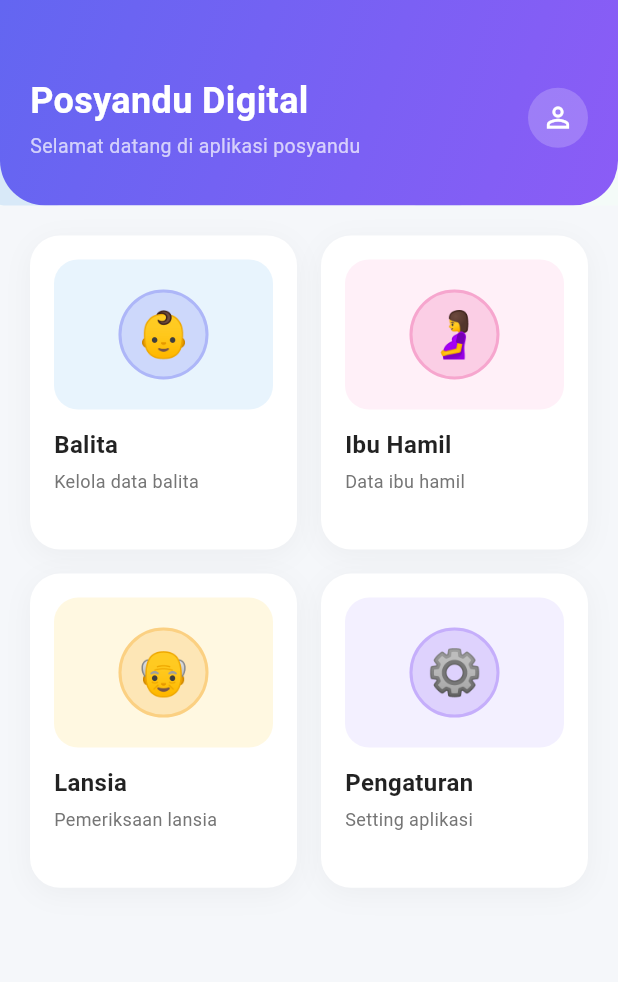
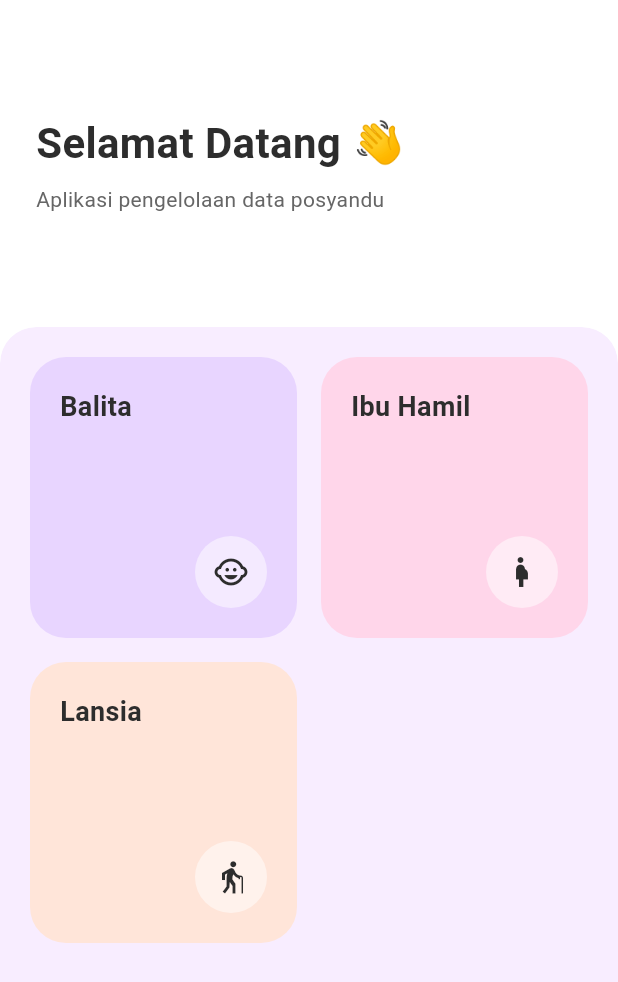
Before and after one commit to Laakdal/Posyandu-Flutter, a Flutter app: the screen it shows after launch, on a phone screen of 412 x 824 dp. Shown: the top 982 px of the screen. Run offline on Flutter 3.47's test engine with Material 3 defaults, Android fonts, the phone set to English and light mode, and no system bars; our stand-ins replace fl_chart.

Commit message:
feat: add initial application setup with dashboard and category navigation to Balita, Ibu Hamil, and Lansia pages.

```diff
--- a/lib/main.dart
+++ b/lib/main.dart
@@ -1,4 +1,5 @@
 import 'package:flutter/material.dart';
+import 'dart:ui';
 import 'balita.dart';
 import 'lansia.dart';
 import 'ibu_hamil.dart';
@@ -30,130 +31,77 @@ class DashboardPage extends StatelessWidget {
   @override
   Widget build(BuildContext context) {
     return Scaffold(
-      body: Column(
+      backgroundColor: const Color(0xFFFFFFFF),
+      body: SafeArea(
+        child: Column(
+          crossAxisAlignment: CrossAxisAlignment.start,
           children: [
-          // Header dengan gradient
-          Stack(
-            children: [
-              // Blue effect circles di belakang
-              Positioned(
-                top: -50,
-                right: -30,
-                child: Container(
-                  width: 150,
-                  height: 150,
-                  decoration: BoxDecoration(
-                    color: const Color(0xFF3B82F6).withOpacity(0.3),
-                    shape: BoxShape.circle,
-                  ),
-                ),
-              ),
-              Positioned(
-                top: 60,
-                right: 80,
-                child: Container(
-                  width: 80,
-                  height: 80,
-                  decoration: BoxDecoration(
-                    color: const Color(0xFF60A5FA).withOpacity(0.2),
-                    shape: BoxShape.circle,
-                  ),
-                ),
-              ),
-              Positioned(
-                top: 20,
-                left: -40,
-                child: Container(
-                  width: 120,
-                  height: 120,
-                  decoration: BoxDecoration(
-                    color: const Color(0xFF3B82F6).withOpacity(0.15),
-                    shape: BoxShape.circle,
-                  ),
-                ),
-              ),
-              // Main header container
-              Container(
-                padding: const EdgeInsets.fromLTRB(20, 50, 20, 30),
-                decoration: BoxDecoration(
-                  gradient: LinearGradient(
-                    colors: [
-                      const Color(0xFF6366F1),
-                      const Color(0xFF8B5CF6),
-                    ],
-                    begin: Alignment.topLeft,
-                    end: Alignment.bottomRight,
-                  ),
-                  borderRadius: const BorderRadius.only(
-                    bottomLeft: Radius.circular(30),
-                    bottomRight: Radius.circular(30),
-                  ),
-                ),
+            const SizedBox(height: 75),
+            const Padding(
+              padding: EdgeInsets.symmetric(horizontal: 24),
               child: Column(
                 crossAxisAlignment: CrossAxisAlignment.start,
                 children: [
                   Row(
-                      mainAxisAlignment: MainAxisAlignment.spaceBetween,
-                      children: [
-                        const Column(
-                          crossAxisAlignment: CrossAxisAlignment.start,
+                    mainAxisAlignment: MainAxisAlignment.start,
                     children: [
                       Text(
-                              'Posyandu Digital',
+                        'Selamat Datang',
                         style: TextStyle(
-                                fontSize: 24,
+                          fontSize: 28,
                           fontWeight: FontWeight.bold,
-                                color: Colors.white,
+                          color: Color(0xFF2D2D2D),
                         ),
                       ),
-                            SizedBox(height: 4),
+                      SizedBox(width: 8),
                       Text(
-                              'Selamat datang di aplikasi posyandu',
+                        '👋',
+                        style: TextStyle(fontSize: 28),
+                      ),
+                    ],
+                  ),
+                  SizedBox(height: 8),
+                  Text(
+                    'Aplikasi pengelolaan data posyandu',
                     style: TextStyle(
-                                fontSize: 13,
-                                color: Colors.white70,
+                      fontSize: 14,
+                      color: Color(0xFF666666),
                     ),
                   ),
                 ],
               ),
-                        Container(
-                          width: 40,
-                          height: 40,
+            ),
+            const SizedBox(height: 75),
+            // Grid cards with background container
+            Expanded(
+              child: ClipRRect(
+                borderRadius: const BorderRadius.only(
+                  topLeft: Radius.circular(24),
+                  topRight: Radius.circular(24),
+                ),
+                child: BackdropFilter(
+                  filter: ImageFilter.blur(sigmaX: 20, sigmaY: 20),
+                  child: Container(
+                    width: double.infinity,
+                    padding: const EdgeInsets.all(20),
                     decoration: BoxDecoration(
-                            color: Colors.white.withOpacity(0.2),
-                            shape: BoxShape.circle,
-                          ),
-                          child: const Icon(
-                            Icons.person_outline,
-                            color: Colors.white,
-                            size: 22,
+                      color: const Color(0xFFF5E6FF).withOpacity(0.7),
+                      borderRadius: const BorderRadius.only(
+                        topLeft: Radius.circular(24),
+                        topRight: Radius.circular(24),
                       ),
                     ),
-                      ],
-                    ),
-                  ],
-                ),
-              ),
-            ],
-          ),
-          // Content area
-          Expanded(
-            child: Container(
-              color: const Color(0xFFF5F7FA),
                     child: GridView.count(
-                padding: const EdgeInsets.all(20),
                   crossAxisCount: 2,
                   crossAxisSpacing: 16,
                   mainAxisSpacing: 16,
-                childAspectRatio: 0.85,
+                  childAspectRatio: 0.95,
                   children: [
-                  _buildModernCard(
+                    _buildCategoryCard(
                       context,
                       title: 'Balita',
-                    subtitle: 'Kelola data balita',
-                    icon: '👶',
-                    bgColor: const Color(0xFFE8F4FD),
-                    iconBg: const Color(0xFF6366F1),
+                      bgColor: const Color(0xFFE8D5FF),
+                      icon: Icons.child_care_outlined,
                       onTap: () {
                         Navigator.push(
                           context,
@@ -163,13 +111,11 @@ class DashboardPage extends StatelessWidget {
                         );
                       },
                     ),
-                  _buildModernCard(
+                    _buildCategoryCard(
                       context,
                       title: 'Ibu Hamil',
-                    subtitle: 'Data ibu hamil',
-                    icon: '🤰',
-                    bgColor: const Color(0xFFFFF0F8),
-                    iconBg: const Color(0xFFEC4899),
+                      bgColor: const Color(0xFFFFD6EA),
+                      icon: Icons.pregnant_woman_outlined,
                       onTap: () {
                         Navigator.push(
                           context,
@@ -179,13 +125,11 @@ class DashboardPage extends StatelessWidget {
                         );
                       },
                     ),
-                  _buildModernCard(
+                    _buildCategoryCard(
                       context,
                       title: 'Lansia',
-                    subtitle: 'Pemeriksaan lansia',
-                    icon: '👴',
-                    bgColor: const Color(0xFFFFF8E1),
-                    iconBg: const Color(0xFFF59E0B),
+                      bgColor: const Color(0xFFFFE5D9),
+                      icon: Icons.elderly_outlined,
                       onTap: () {
                         Navigator.push(
                           context,
@@ -195,107 +139,63 @@ class DashboardPage extends StatelessWidget {
                         );
                       },
                     ),
-                  _buildModernCard(
-                    context,
-                    title: 'Pengaturan',
-                    subtitle: 'Setting aplikasi',
-                    icon: '⚙️',
-                    bgColor: const Color(0xFFF3F0FF),
-                    iconBg: const Color(0xFF8B5CF6),
-                    onTap: () {
-                      // Navigate to settings
-                    },
+                  ],
                 ),
-                ],
+                  ),
                 ),
               ),
             ),
           ],
         ),
+      ),
     );
   }
 
-  Widget _buildModernCard(
+  Widget _buildCategoryCard(
     BuildContext context, {
     required String title,
-    required String subtitle,
-    required String icon,
     required Color bgColor,
-    required Color iconBg,
+    required IconData icon,
     required VoidCallback onTap,
   }) {
-    return Container(
+    return GestureDetector(
+      onTap: onTap,
+      child: Container(
         decoration: BoxDecoration(
-        color: Colors.white,
-        borderRadius: BorderRadius.circular(20),
-        boxShadow: [
-          BoxShadow(
-            color: Colors.black.withOpacity(0.04),
-            blurRadius: 15,
-            offset: const Offset(0, 4),
+          color: bgColor,
+          borderRadius: BorderRadius.circular(24),
         ),
-        ],
-      ),
-      child: Material(
-        color: Colors.transparent,
-        child: InkWell(
-          onTap: onTap,
-          borderRadius: BorderRadius.circular(20),
         child: Padding(
-            padding: const EdgeInsets.all(16.0),
+          padding: const EdgeInsets.all(20.0),
           child: Column(
             crossAxisAlignment: CrossAxisAlignment.start,
             children: [
-                // Icon container dengan background
-                Container(
-                  width: double.infinity,
-                  height: 100,
-                  decoration: BoxDecoration(
-                    color: bgColor,
-                    borderRadius: BorderRadius.circular(16),
-                  ),
-                  child: Center(
-                    child: Container(
-                      width: 60,
-                      height: 60,
-                      decoration: BoxDecoration(
-                        color: iconBg.withOpacity(0.2),
-                        shape: BoxShape.circle,
-                        border: Border.all(
-                          color: iconBg.withOpacity(0.3),
-                          width: 2,
+              Text(
+                title,
+                style: const TextStyle(
+                  fontSize: 18,
+                  fontWeight: FontWeight.w600,
+                  color: Color(0xFF2D2D2D),
                 ),
               ),
-                      child: Center(
-                        child: Text(
+              const Spacer(),
+              Align(
+                alignment: Alignment.bottomRight,
+                child: Container(
+                  width: 48,
+                  height: 48,
+                  decoration: BoxDecoration(
+                    color: Colors.white.withOpacity(0.5),
+                    shape: BoxShape.circle,
+                  ),
+                  child: Icon(
                     icon,
-                          style: const TextStyle(fontSize: 30),
+                    color: const Color(0xFF2D2D2D),
+                    size: 24,
                   ),
                 ),
               ),
-                  ),
-                ),
-                const SizedBox(height: 12),
-                Text(
-                  title,
-                  style: const TextStyle(
-                    fontSize: 16,
-                    fontWeight: FontWeight.bold,
-                    color: Colors.black87,
-                  ),
-                ),
-                const SizedBox(height: 4),
-                Text(
-                  subtitle,
-                  style: TextStyle(
-                    fontSize: 12,
-                    color: Colors.grey[600],
-                  ),
-                  maxLines: 1,
-                  overflow: TextOverflow.ellipsis,
-                ),
             ],
-            ),
           ),
         ),
       ),
```
Lines whose indentation alone changed are shown as unchanged.
